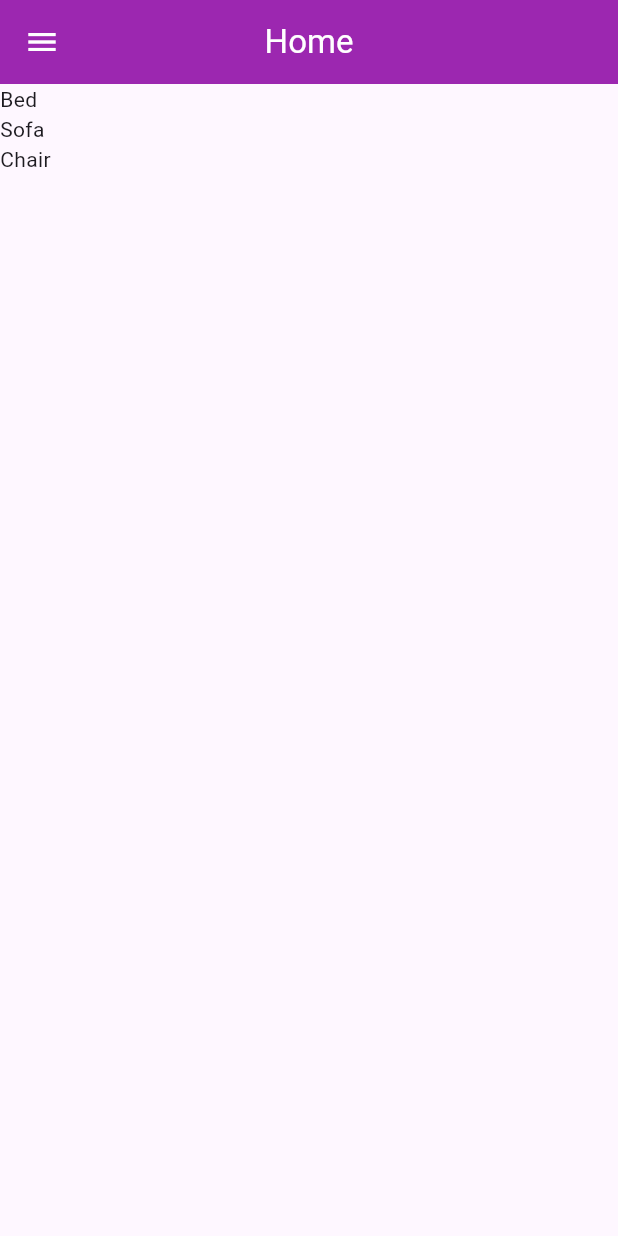
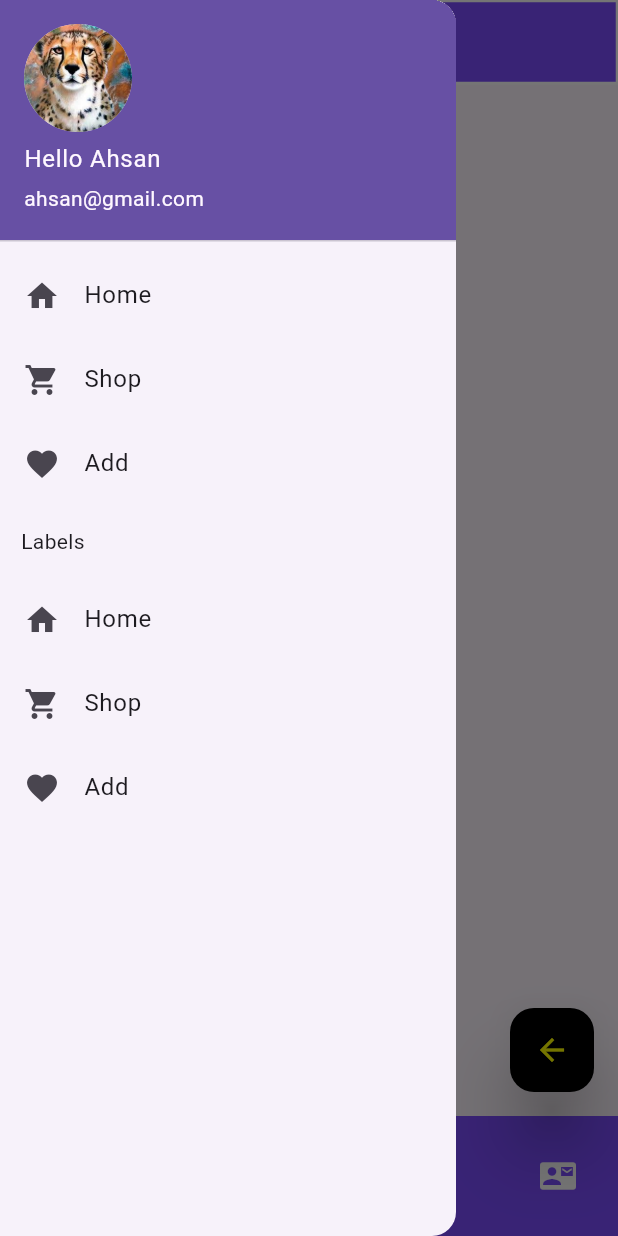
Before and after one commit to ahsanchhipa/demo1, a Flutter app: the Home screen opened directly, with the side drawer open (before the commit the screen has no drawer), on a phone screen of 412 x 824 dp. Run offline on Flutter 3.47's test engine with Material 3 defaults, Android fonts, the phone set to English and light mode, and no system bars.

Commit message:
add two screen

```diff
--- a/lib/main.dart
+++ b/lib/main.dart
@@ -1,6 +1,5 @@
 import 'package:demo1/screens/Home.dart';
-
-import 'screens/dashboard.dart';
+import 'package:demo1/screens/Home2.dart';
 import 'package:flutter/material.dart';
 
 void main() => runApp(Myapp());
@@ -11,10 +10,10 @@ class Myapp extends StatelessWidget {
   @override
   Widget build(BuildContext context) {
     return MaterialApp(
-      title: 'My Firts Flutter Application',
+      title: 'My  Firsts Flutter Application',
       themeMode: ThemeMode.system,
       debugShowCheckedModeBanner: false,
-      home: Home(),
+      home: Home2(),
     );
   }
 }
--- a/lib/screens/Home.dart
+++ b/lib/screens/Home.dart
@@ -1,31 +1,93 @@
 import 'package:flutter/material.dart';
+import 'Home2.dart';
 
 class Home extends StatelessWidget {
-   Home({super.key});
-
-
-
-  List<String> products = ["Bed","Sofa","Chair"];
-  List<String> productsDetails = ["King Size Bed","King Size Sofa","Wooden Chair"];
-  List<int> price = [3000, 6000, 1000];
+  Home({super.key});
 
 
   @override
   Widget build(BuildContext context) {
     return Scaffold(
-      appBar: AppBar(title: Text("Home",style: TextStyle(color: Colors.white)),centerTitle: true,
-          backgroundColor: Colors.purple,
-        leading: IconButton(icon: Icon(Icons.menu),onPressed: (){},color: Colors.white,),),
-
-      body: Container(
-        child: ListView.builder(
-          itemCount: products.length,
-          itemBuilder: (context,index){
-            return Text(products[index]);
-          },
-
+      // Floating action button
+      floatingActionButton: FloatingActionButton(
+        onPressed: () {
+          Navigator.push(
+            context,
+            MaterialPageRoute(builder: (context) => Home2()),
+          );
+        },
+        child: Icon(Icons.arrow_back),
+        backgroundColor: Colors.black,
+        foregroundColor: Colors.yellowAccent,
+        elevation: 20,
+      ),
+      // App bar
+      appBar: AppBar(
+        title: Text("Navigation Drawer"),
+        backgroundColor: Colors.deepPurpleAccent,
+        foregroundColor: Colors.white,
+        shape: BeveledRectangleBorder(
+          side: BorderSide(color: Colors.white),
         ),
       ),
+      // Navigation drawer
+      drawer: Drawer(
+        child: ListView(
+          children: [
+            UserAccountsDrawerHeader(
+              accountName: Text("Hello Ahsan"),
+              accountEmail: Text("ahsan@gmail.com"),
+              currentAccountPicture: CircleAvatar(
+                foregroundImage: AssetImage("images/download.jpg"),
+              ),
+            ),
+            ListTile(leading: Icon(Icons.home), title: Text("Home"), onTap: () {}),
+            ListTile(leading: Icon(Icons.shopping_cart), title: Text("Shop"), onTap: () {}),
+            ListTile(leading: Icon(Icons.favorite), title: Text("Add"), onTap: () {}),
+            Padding(
+              padding: const EdgeInsets.all(14.0),
+              child: Text("Labels"),
+            ),
+            ListTile(leading: Icon(Icons.home), title: Text("Home"), onTap: () {}),
+            ListTile(leading: Icon(Icons.shopping_cart), title: Text("Shop"), onTap: () {}),
+            ListTile(leading: Icon(Icons.favorite), title: Text("Add"), onTap: () {}),
+          ],
+        ),
+      ),
+      // Bottom app bar
+      bottomNavigationBar: BottomAppBar(
+        color: Colors.deepPurpleAccent,
+        shape: CircularNotchedRectangle(),
+        child: Row(
+          mainAxisAlignment: MainAxisAlignment.spaceBetween,
+          children: [
+            // Home icon button
+            IconButton(
+              icon: Icon(Icons.home, color: Colors.white),
+              onPressed: () {
+                // Navigate to Home screen
+              },
+            ),
+            // Services icon button
+            IconButton(
+              icon: Icon(Icons.business, color: Colors.white),
+              onPressed: () {
+                // Navigate to Services screen
+              },
+            ),
+            // Empty space for the FAB
+            SizedBox(width: 48.0),
+            // Contact Us icon button
+            IconButton(
+              icon: Icon(Icons.contact_mail, color: Colors.white),
+              onPressed: () {
+                // Navigate to Contact Us screen
+              },
+            ),
+          ],
+        ),
+      ),
+      // Add the body content here
     );
   }
 }
--- a/pubspec.yaml
+++ b/pubspec.yaml
@@ -60,6 +60,8 @@ flutter:
   # To add assets to your application, add an assets section, like this:
   assets:
     - images/log.jpg
+    - images/download.jpg
+    - images/download.jpg
   #   - images/a_dot_ham.jpeg
 
   # An image asset can refer to one or more resolution-specific "variants", see
```
Also changed, not shown: lib/screens/Dashboard.dart (deleted, +0 -29 lines), lib/screens/Home2.dart (added, +44 -0 lines), images/download.jpg (added), pubspec.lock.
